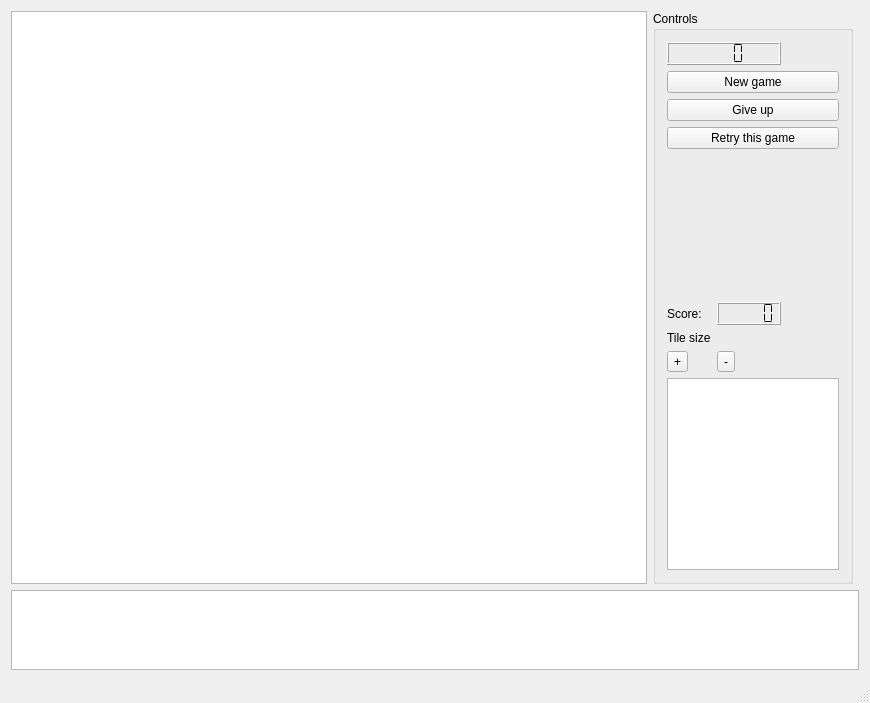
domino14/aerolithdesktop, file wordgrids/mainwindow.ui: the form before one commit.
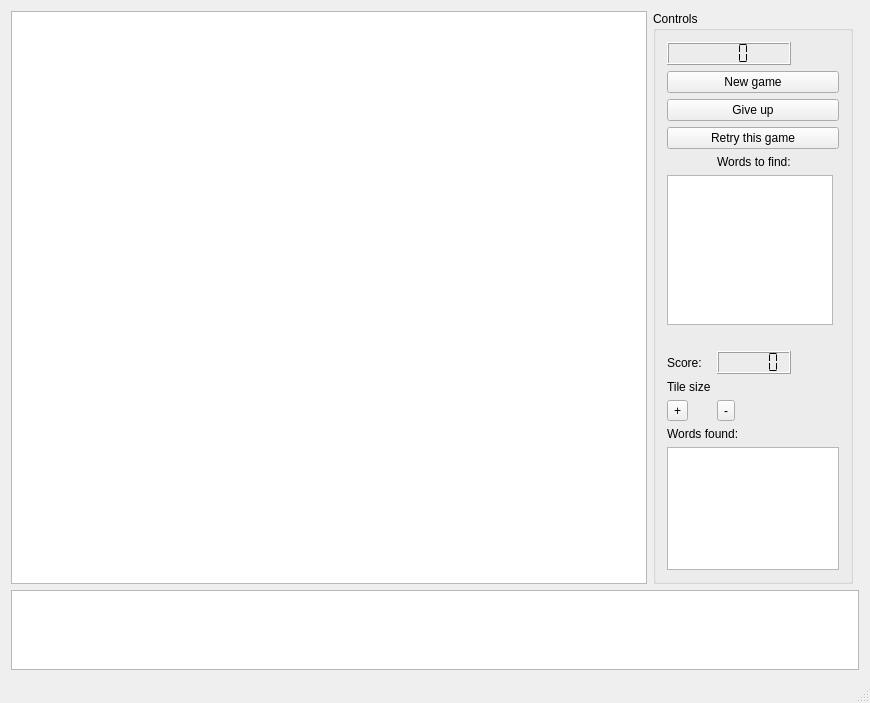
The form after the commit.

Commit message: recursive word search working

Patch:
```diff
--- a/wordgrids/mainwindow.ui
+++ b/wordgrids/mainwindow.ui
@@ -72,7 +72,7 @@
          </property>
         </widget>
        </item>
-       <item row="9" column="0" colspan="4">
+       <item row="11" column="0" colspan="4">
         <widget class="QListWidget" name="listWidget"/>
        </item>
        <item row="4" column="0">
@@ -88,42 +88,42 @@
          </property>
         </spacer>
        </item>
-       <item row="7" column="0">
+       <item row="8" column="0">
         <widget class="QLabel" name="label">
          <property name="text">
           <string>Tile size</string>
          </property>
         </widget>
        </item>
-       <item row="8" column="0">
+       <item row="9" column="0">
         <widget class="QToolButton" name="toolButtonPlusSize">
          <property name="text">
           <string>+</string>
          </property>
         </widget>
        </item>
-       <item row="8" column="1" colspan="2">
+       <item row="9" column="1" colspan="2">
         <widget class="QToolButton" name="toolButtonMinusSize">
          <property name="text">
           <string>-</string>
          </property>
         </widget>
        </item>
-       <item row="6" column="0">
+       <item row="7" column="0">
         <widget class="QLabel" name="label_2">
          <property name="text">
           <string>Score:</string>
          </property>
         </widget>
        </item>
-       <item row="6" column="1">
+       <item row="7" column="1">
         <widget class="QLCDNumber" name="lcdNumberScore">
          <property name="segmentStyle">
           <enum>QLCDNumber::Flat</enum>
          </property>
         </widget>
        </item>
-       <item row="5" column="0" colspan="4">
+       <item row="6" column="0" colspan="4">
         <widget class="QLabel" name="labelDebug">
          <property name="text">
           <string/>
@@ -144,6 +144,30 @@
          </property>
         </widget>
        </item>
+       <item row="5" column="0" colspan="3">
+        <widget class="QListWidget" name="listWidgetWordsToFind">
+         <property name="minimumSize">
+          <size>
+           <width>0</width>
+           <height>150</height>
+          </size>
+         </property>
+        </widget>
+       </item>
+       <item row="4" column="1">
+        <widget class="QLabel" name="label_3">
+         <property name="text">
+          <string>Words to find:</string>
+         </property>
+        </widget>
+       </item>
+       <item row="10" column="0" colspan="2">
+        <widget class="QLabel" name="label_4">
+         <property name="text">
+          <string>Words found:</string>
+         </property>
+        </widget>
+       </item>
       </layout>
      </widget>
     </item>
```
The commit also changes 5 other files.
